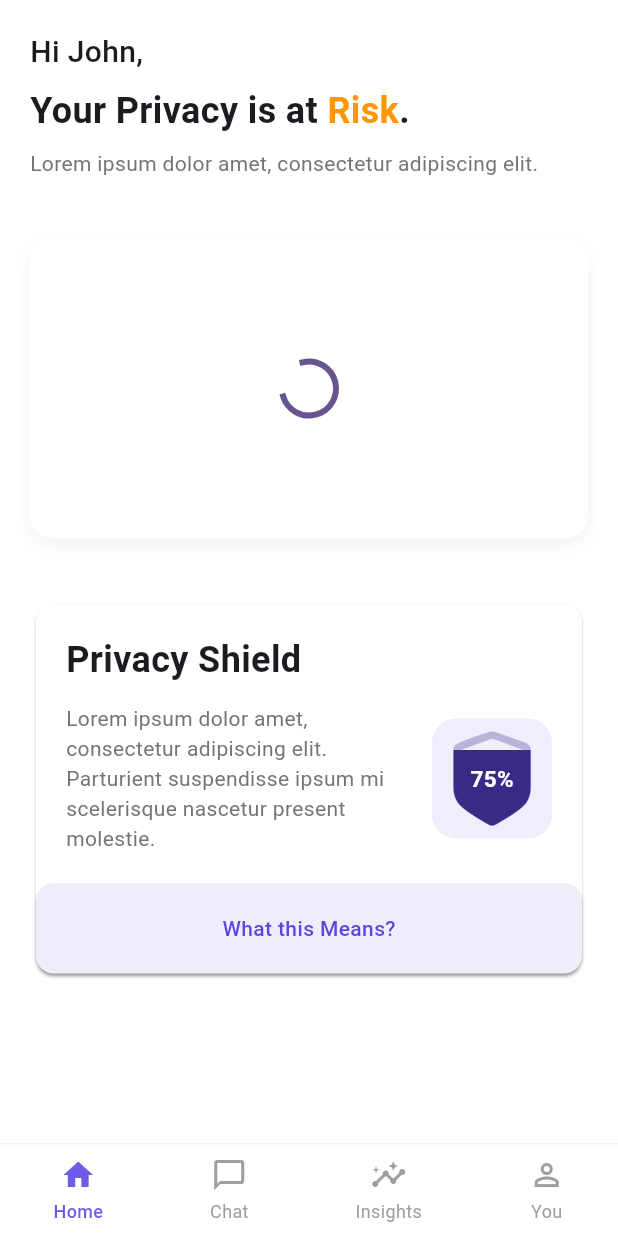
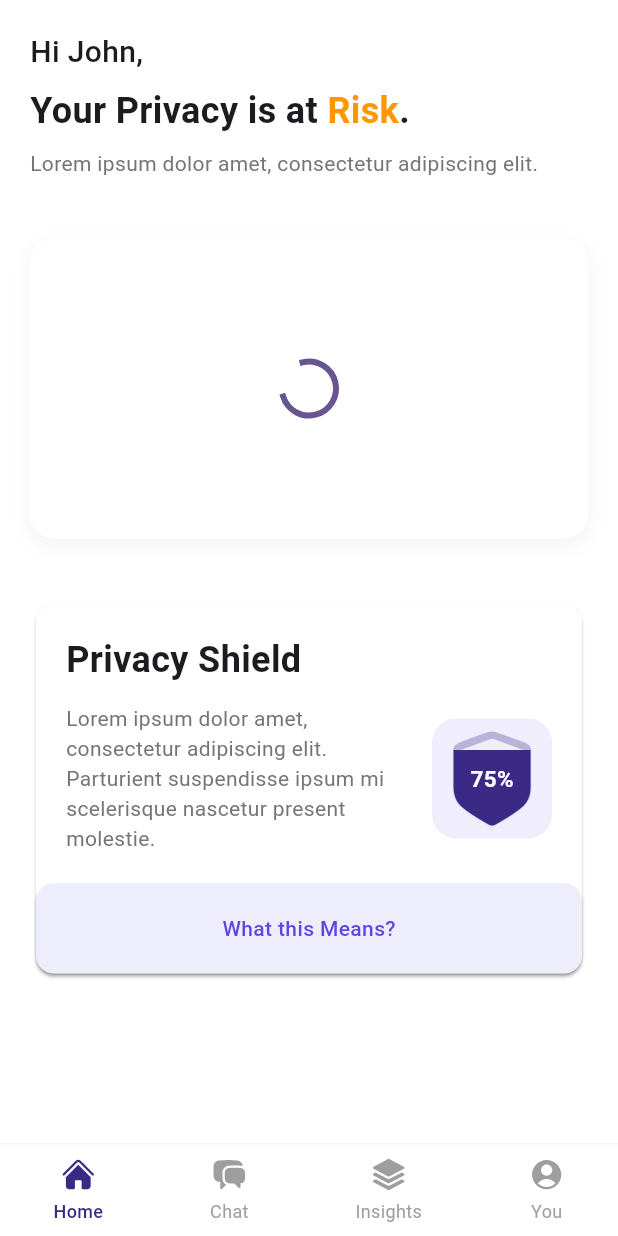
Before and after one commit to cryptcube-io/flutter-mobile-app, a Flutter app: the HomePage screen opened directly, on a phone screen of 412 x 824 dp. Run offline on Flutter 3.47's test engine with Material 3 defaults, Android fonts, the phone set to English and light mode, and no system bars; our stand-ins replace device_info_plus, dio, flutter_blue_plus, flutter_dotenv, flutter_riverpod, flutter_svg and 4 more; missing offline and left inert: logging_appenders, wifi_scan; accounts and stored records are empty.

Commit message:
Feature : Updated navbar to use custom icons

```diff
--- a/lib/presentation/components/custom_navbar.dart
+++ b/lib/presentation/components/custom_navbar.dart
@@ -1,4 +1,5 @@
 import 'package:flutter/material.dart';
+import 'package:flutter_svg/flutter_svg.dart';
 import '../../services/navigation_service.dart';
 
 class CustomNavBar extends StatelessWidget {
@@ -26,28 +27,28 @@ class CustomNavBar extends StatelessWidget {
             children: [
               _buildNavItem(
                 context,
-                Icons.home,
+                'lib/icons/svg/home.svg',
                 'Home',
                 1,
                 navigationService.currentIndex == 1,
               ),
               _buildNavItem(
                 context,
-                Icons.chat_bubble_outline,
+                'lib/icons/svg/chat-bubble-left-right.svg',
                 'Chat',
                 2,
                 navigationService.currentIndex == 2,
               ),
               _buildNavItem(
                 context,
-                Icons.insights,
+                'lib/icons/svg/square-3-stack-3d.svg',
                 'Insights',
-                0,
+                3,
                 navigationService.currentIndex == 0,
               ),
               _buildNavItem(
                 context,
-                Icons.person_outline,
+                'lib/icons/svg/user-circle.svg',
                 'You',
                 4,
                 navigationService.currentIndex == 4,
@@ -61,7 +62,7 @@ class CustomNavBar extends StatelessWidget {
 
   Widget _buildNavItem(
     BuildContext context,
-    IconData icon,
+    String svgPath,
     String label,
     int index,
     bool isSelected,
@@ -75,16 +76,20 @@ class CustomNavBar extends StatelessWidget {
       child: Column(
         mainAxisSize: MainAxisSize.min,
         children: [
-          Icon(
-            icon,
-            color: isSelected ? const Color(0xFF6C5CE7) : Colors.grey,
-            size: 24,
+          SvgPicture.asset(
+            svgPath,
+            width: 24,
+            height: 24,
+            colorFilter: ColorFilter.mode(
+              isSelected ? const Color(0xFF3A2985) : Colors.grey,
+              BlendMode.srcIn,
+            ),
           ),
           const SizedBox(height: 4),
           Text(
             label,
             style: TextStyle(
-              color: isSelected ? const Color(0xFF6C5CE7) : Colors.grey,
+              color: isSelected ? const Color(0xFF3A2985) : Colors.grey,
               fontSize: 12,
               fontWeight: isSelected ? FontWeight.w500 : FontWeight.normal,
             ),
--- a/pubspec.yaml
+++ b/pubspec.yaml
@@ -29,6 +29,7 @@ dependencies:
   logging: ^1.3.0
   logging_appenders: ^1.3.1
   path_provider: ^2.1.5
+  flutter_svg: ^2.0.17
 
 
 
@@ -47,3 +48,7 @@ flutter:
   uses-material-design: true
   assets:
     - .env
+    - lib/icons/svg/home.svg
+    - lib/icons/svg/chat-bubble-left-right.svg
+    - lib/icons/svg/square-3-stack-3d.svg
+    - lib/icons/svg/user-circle.svg
```
Also changed, not shown: lib/icons/svg/chat-bubble-left-right.svg (added), lib/icons/svg/home.svg (added), lib/icons/svg/square-3-stack-3d.svg (added), lib/icons/svg/user-circle.svg (added), pubspec.lock.
